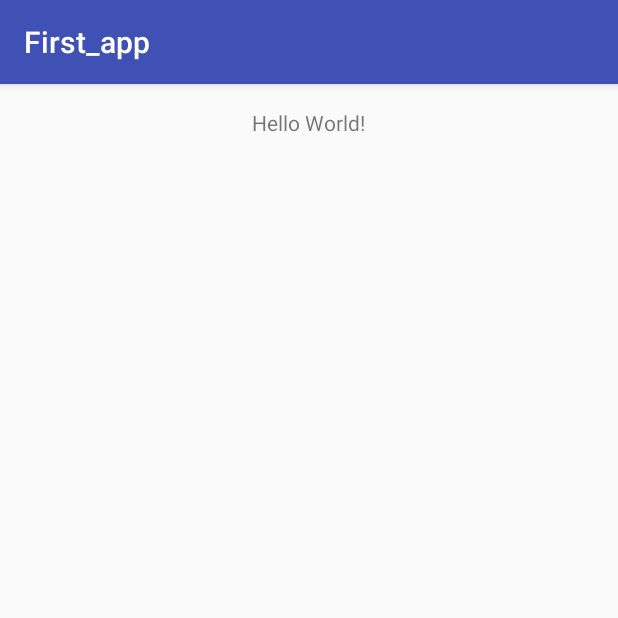
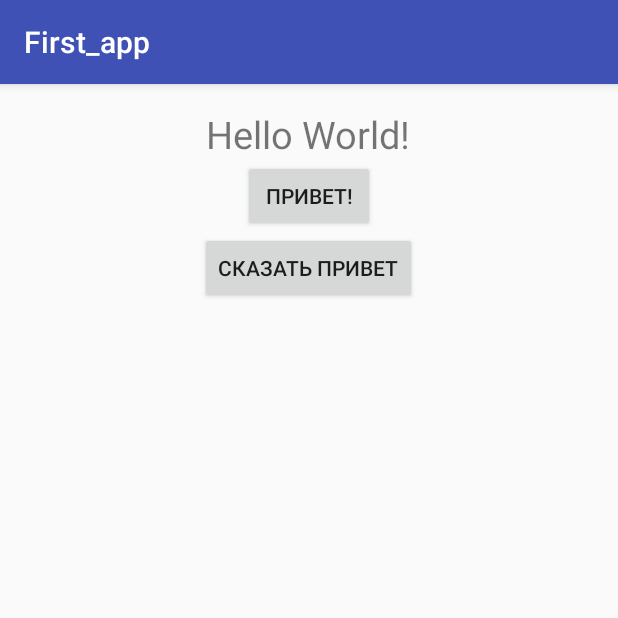
Before and after one commit to omegarekrut/first_app, an Android app: the screen it shows after launch (MainActivity), on a phone screen of 412 x 824 dp, the top half of it. Run offline under Robolectric (Android 15) with nearby library versions, the phone set to English and light mode, and no system bars.

Commit message:
Created 2 buttons, with operations (layout change Text)

```diff
--- a/app/src/main/java/com/example/admin/first_app/MainActivity.java
+++ b/app/src/main/java/com/example/admin/first_app/MainActivity.java
@@ -2,12 +2,31 @@ package com.example.admin.first_app;
 
 import android.support.v7.app.AppCompatActivity;
 import android.os.Bundle;
+import android.view.View;
+import android.widget.Button;
+import android.widget.TextView;
 
 public class MainActivity extends AppCompatActivity {
+
+    private TextView textView;
+    private Button button;
 
     @Override
     protected void onCreate(Bundle savedInstanceState) {
         super.onCreate(savedInstanceState);
         setContentView(R.layout.activity_main);
+
+        textView = (TextView) findViewById(R.id.textView);
+        button = (Button) findViewById(R.id.button2);
+        button.setOnClickListener(new View.OnClickListener() {
+            @Override
+            public void onClick(View v) {
+                textView.setText("Привет Мир!");
+            }
+        });
+    }
+
+    public void sayHello(View view){
+        textView.setText("Привет!");
     }
 }
--- a/app/src/main/res/layout/activity_main.xml
+++ b/app/src/main/res/layout/activity_main.xml
@@ -11,8 +11,23 @@
         tools:context="com.example.admin.first_app.MainActivity">
 
     <TextView
-            android:text="Hello World!"
+            android:text="@string/hello_world"
             android:layout_width="wrap_content"
             android:layout_height="wrap_content"
-            android:layout_alignParentTop="true" android:layout_centerHorizontal="true"/>
+            android:id="@+id/textView"
+            android:textSize="25dp" android:layout_alignParentTop="true" android:layout_centerHorizontal="true"
+    />
+    <Button
+            android:layout_width="wrap_content"
+            android:layout_height="wrap_content"
+            android:text="@string/btn_text"
+            android:id="@+id/button"
+            style="" android:layout_below="@+id/textView" android:layout_centerHorizontal="true"
+            android:onClick="sayHello"/>
+    <Button
+            android:layout_width="wrap_content"
+            android:layout_height="wrap_content"
+            android:text="@string/btn_text2"
+            android:id="@+id/button2"
+            android:layout_below="@+id/button" android:layout_centerHorizontal="true"/>
 </RelativeLayout>
--- a/app/src/main/res/values/strings.xml
+++ b/app/src/main/res/values/strings.xml
@@ -1,3 +1,6 @@
 <resources>
     <string name="app_name">First_app</string>
+    <string name="btn_text">Привет!</string>
+    <string name="hello_world">Hello World!</string>
+    <string name="btn_text2">Сказать привет</string>
 </resources>
```
